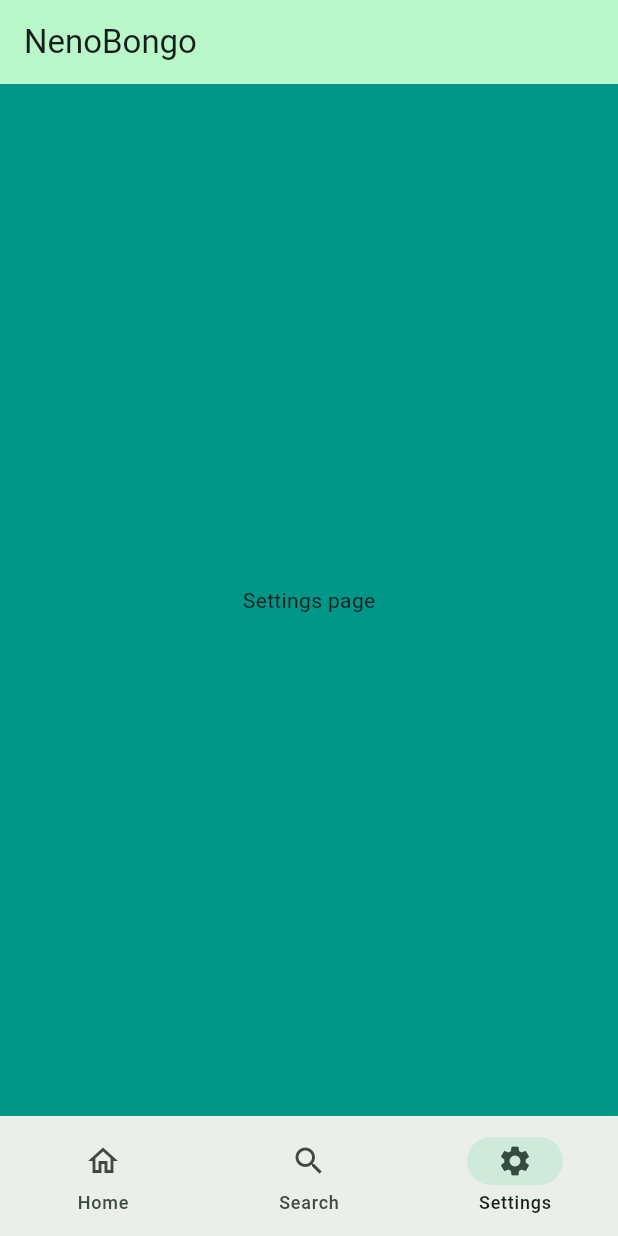
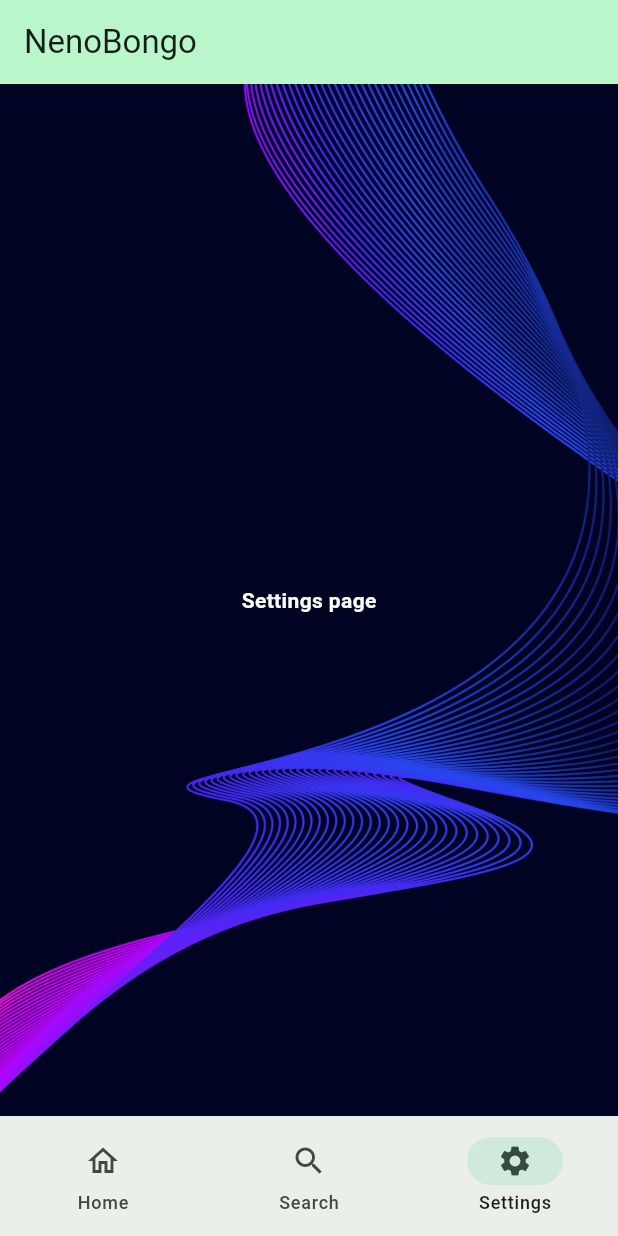
Before and after one commit to GreygorySulle/neno_bongo, a Flutter app: the screen it shows after launch, item 3 of the bottom bar chosen, on a phone screen of 412 x 824 dp. Run offline on Flutter 3.47's test engine with Material 3 defaults, Android fonts, the light colour scheme and no system bars.

Commit message:
Refactor HomePage layout to use Column for better alignment; update SettingsPage text style and add background image asset

```diff
--- a/lib/features/home/home_page.dart
+++ b/lib/features/home/home_page.dart
@@ -17,9 +17,9 @@ class HomePage extends StatelessWidget {
     return Center(
       child: Container(
         color: Colors.black87,
-        child: Row(
+        child: Column(
           mainAxisAlignment: MainAxisAlignment.center,
-
+          crossAxisAlignment: CrossAxisAlignment.center,
           children: [
             Container(
               padding: const EdgeInsets.all(16.0),
@@ -51,7 +51,6 @@ class HomePage extends StatelessWidget {
                 borderRadius: BorderRadius.circular(30.0),
                 color: Colors.green,
               ),
-
               child: Text(
                 '$counter',
                 style: Theme.of(context).textTheme.headlineMedium,
--- a/lib/features/settings/settings_page.dart
+++ b/lib/features/settings/settings_page.dart
@@ -5,8 +5,14 @@ class SettingsPage extends StatelessWidget {
 
   @override
   Widget build(BuildContext context) {
-    return const Center(
-      child: Text('Settings page'),
+    return Center(
+      child: Text(
+        'Settings page',
+        style: TextStyle(
+          color: Color.fromARGB(255, 253, 253, 253),
+          fontWeight: FontWeight.bold,
+        ),
+      ),
     );
   }
 }
--- a/lib/main.dart
+++ b/lib/main.dart
@@ -67,7 +67,11 @@ class _MyHomePageState extends State<MyHomePage> {
       ),
       backgroundColor: Colors.teal,
 
-      body: IndexedStack(
+      body: Stack(
+        fit: StackFit.expand,
+        children: [
+          Image.asset('assets/images/background.jpg', fit: BoxFit.cover),
+          IndexedStack(
             index: _selectedIndex,
             children: [
               HomePage(
@@ -77,6 +81,8 @@ class _MyHomePageState extends State<MyHomePage> {
               ),
               const SearchPage(),
               const SettingsPage(),
+            ],
+          ),
         ],
       ),
       bottomNavigationBar: NavigationBar(
--- a/pubspec.yaml
+++ b/pubspec.yaml
@@ -56,6 +56,8 @@ flutter:
   # included with your application, so that you can use the icons in
   # the material Icons class.
   uses-material-design: true
+  assets:
+    - assets/images/
 
   # To add assets to your application, add an assets section, like this:
   # assets:
```
Also changed, not shown: assets/images/background.jpg (added). Lines whose indentation alone changed are shown as unchanged.
